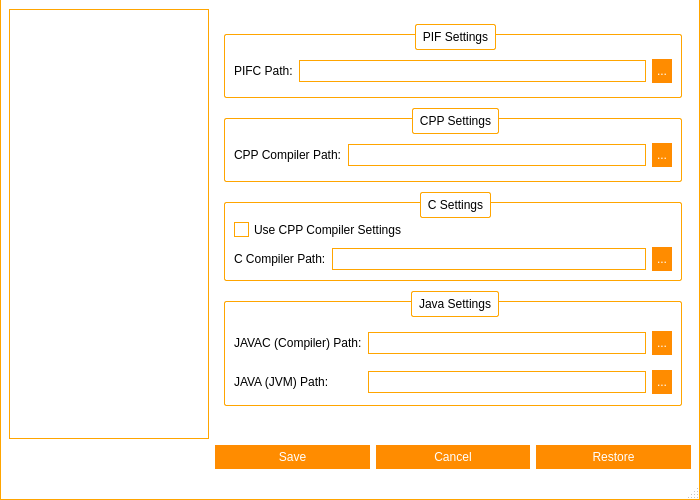
This is src/pif_ide/settingswindow.ui in mauromascarenhas/PIF-IDE as Qt 5 draws it before an edit. The edited form follows.
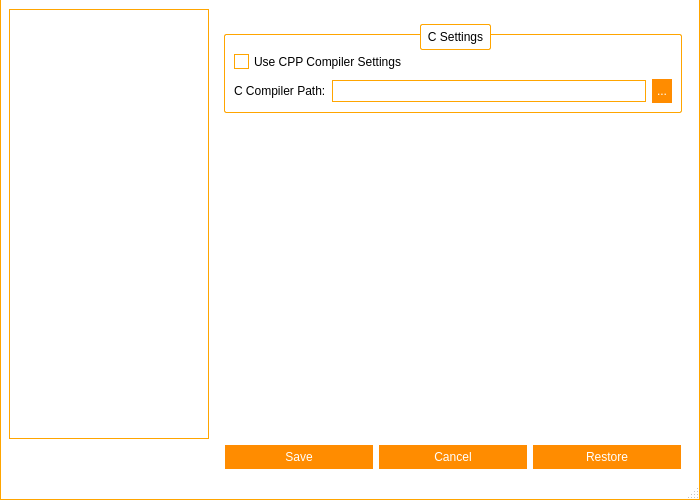
This is the edited form. The open tabs and pages were chosen to show the change. Icons and pictures are not drawn.

Commit message:
Changed settings distribution scheme
Improved:

- Compiler settings have been splitted into four different "pages" (PIF/C/C++/Java).
- Version info upgraded to 0.9.12.
- Removed parent widget from executor chooser dialog.

Diff of the .ui file:
```diff
--- a/src/pif_ide/settingswindow.ui
+++ b/src/pif_ide/settingswindow.ui
@@ -128,7 +128,7 @@
 	background-color: orange;
 }
 
-QWidget#settingsPage1, QWidget#settingsPage2, QWidget#tabGeneral, QWidget#tabGeneralLayout, QWidget#tabFileLayout, QWidget#tabBackupLayout, QWidget#tabBackup, QWidget#tabHelpLayout, QWidget#screenManagerLayout{
+QWidget#settingsPage1, QWidget#settingsPage2, QWidget#settingsPage3, QWidget#settingsPage4, QWidget#settingsPage5{
 	background: white;
 }
 
@@ -583,6 +583,12 @@
    <layout class="QGridLayout" name="gridLayout_6">
     <item row="6" column="1">
      <layout class="QHBoxLayout" name="horizontalLayout">
+      <property name="leftMargin">
+       <number>10</number>
+      </property>
+      <property name="rightMargin">
+       <number>10</number>
+      </property>
       <item>
        <widget class="QPushButton" name="btSave">
         <property name="text">
@@ -1222,6 +1228,23 @@
          </widget>
         </item>
         <item>
+         <spacer name="verticalSpacer_5">
+          <property name="orientation">
+           <enum>Qt::Vertical</enum>
+          </property>
+          <property name="sizeHint" stdset="0">
+           <size>
+            <width>20</width>
+            <height>40</height>
+           </size>
+          </property>
+         </spacer>
+        </item>
+       </layout>
+      </widget>
+      <widget class="QWidget" name="settingsPage2">
+       <layout class="QVBoxLayout" name="verticalLayout_3">
+        <item>
          <widget class="QGroupBox" name="groupBox_2">
           <property name="title">
            <string>CPP Settings</string>
@@ -1248,6 +1271,23 @@
          </widget>
         </item>
         <item>
+         <spacer name="verticalSpacer_2">
+          <property name="orientation">
+           <enum>Qt::Vertical</enum>
+          </property>
+          <property name="sizeHint" stdset="0">
+           <size>
+            <width>20</width>
+            <height>40</height>
+           </size>
+          </property>
+         </spacer>
+        </item>
+       </layout>
+      </widget>
+      <widget class="QWidget" name="settingsPage3">
+       <layout class="QVBoxLayout" name="verticalLayout_4">
+        <item>
          <widget class="QGroupBox" name="groupBox_3">
           <property name="title">
            <string>C Settings</string>
@@ -1284,6 +1324,23 @@
          </widget>
         </item>
         <item>
+         <spacer name="verticalSpacer_3">
+          <property name="orientation">
+           <enum>Qt::Vertical</enum>
+          </property>
+          <property name="sizeHint" stdset="0">
+           <size>
+            <width>20</width>
+            <height>40</height>
+           </size>
+          </property>
+         </spacer>
+        </item>
+       </layout>
+      </widget>
+      <widget class="QWidget" name="settingsPage4">
+       <layout class="QVBoxLayout" name="verticalLayout_5">
+        <item>
          <widget class="QGroupBox" name="groupBox_4">
           <property name="title">
            <string>Java Settings</string>
```
Left out of the diff: 24 changed lines with no effect on the pictures. The commit also changes 15 other files.
